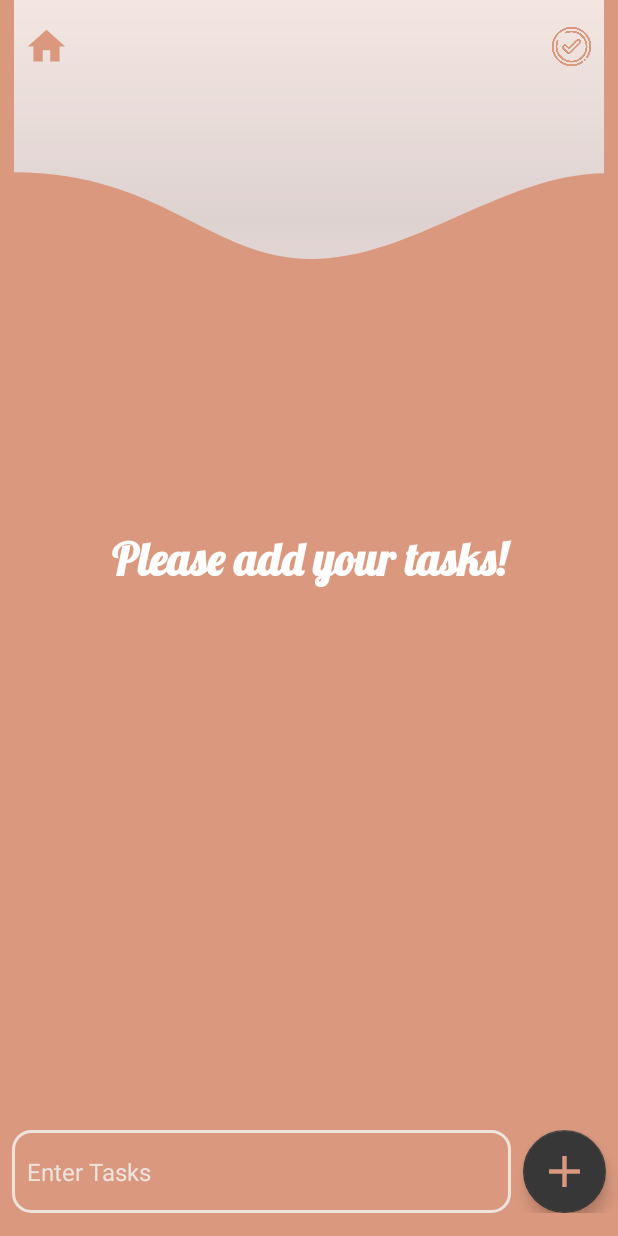
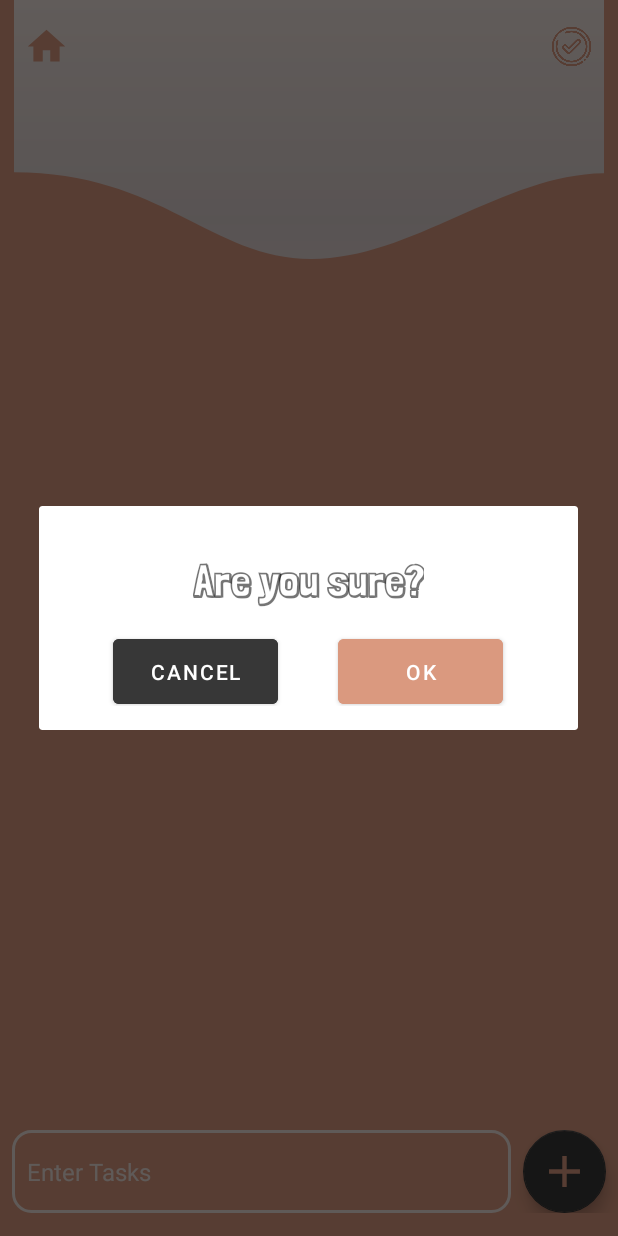
Before and after one commit to maha303/TaskTimer_Error404, an Android app: the GoalDetailsPage screen opened directly, with no data from a screen before it, after a tap on an icon or button, on a phone screen of 412 x 824 dp. Run offline under Robolectric (Android 15) with nearby library versions, the phone set to English and light mode, and no system bars; our stand-ins replace Room's generated code; libraries missing offline, so code that uses them is left out: it.xabaras.android; 5 statements that could not run were skipped; 1 other tap on this screen came first.

Commit message:
diolds page

```diff
--- a/app/src/main/java/com/example/tasktimer_error404/timer/TimerPage.kt
+++ b/app/src/main/java/com/example/tasktimer_error404/timer/TimerPage.kt
@@ -45,11 +45,13 @@ class TimerPage : AppCompatActivity() {
         binding.resetButton.setOnClickListener { resetTimer() }
         binding.completedButton.setOnClickListener {
             task_state = "true"
-            updateTimer()
+//            updateTimer()
+            stopTimer()
             finish()
         }
         binding.timerHome.setOnClickListener {
-            updateTimer()
+//            updateTimer()
+            stopTimer()
             val intent = Intent(this, GoalPage::class.java)
             startActivity(intent)
         }
--- /dev/null
+++ b/app/src/main/res/layout/dialog.xml
@@ -0,0 +1,75 @@
+<?xml version="1.0" encoding="utf-8"?>
+<androidx.constraintlayout.widget.ConstraintLayout xmlns:android="http://schemas.android.com/apk/res/android"
+    xmlns:app="http://schemas.android.com/apk/res-auto"
+    xmlns:tools="http://schemas.android.com/tools"
+    android:layout_width="match_parent"
+    android:layout_height="wrap_content"
+    >
+
+    <LinearLayout
+        android:layout_width="match_parent"
+        android:layout_height="match_parent"
+        android:layout_marginStart="16dp"
+        android:layout_marginTop="16dp"
+        android:layout_marginEnd="16dp"
+        android:layout_marginBottom="16dp"
+        android:gravity="center"
+        android:orientation="vertical"
+        app:layout_constraintBottom_toBottomOf="parent"
+        app:layout_constraintEnd_toEndOf="parent"
+        app:layout_constraintStart_toStartOf="parent"
+        app:layout_constraintTop_toTopOf="parent">
+
+        <TextView
+            android:id="@+id/tv_title"
+            android:layout_width="wrap_content"
+            android:layout_height="wrap_content"
+            android:layout_marginTop="16dp"
+            android:fontFamily="@font/londrinashadow_regular"
+            android:text="Are you sure?"
+            android:textSize="30sp"
+            android:textStyle="bold" />
+
+
+        <LinearLayout
+            android:layout_width="match_parent"
+            android:layout_height="match_parent"
+            android:gravity="center"
+            android:orientation="horizontal">
+
+            <Button
+                android:id="@+id/cancel_Btn"
+                android:layout_width="110dp"
+                android:layout_height="55dp"
+                android:layout_marginLeft="20dp"
+                android:layout_marginTop="10dp"
+                android:layout_marginRight="20dp"
+                android:backgroundTint="#373737"
+                android:text="cancel"
+                android:textColor="#FFFFFF"
+                app:layout_constraintBottom_toBottomOf="parent"
+                app:layout_constraintEnd_toEndOf="parent"
+                app:layout_constraintStart_toStartOf="parent"
+                app:layout_constraintTop_toBottomOf="@+id/et_g_t_descriptions" />
+
+            <Button
+                android:id="@+id/ok_Btn"
+                android:layout_width="110dp"
+                android:layout_height="55dp"
+                android:layout_marginLeft="20dp"
+                android:layout_marginTop="10dp"
+                android:layout_marginRight="20dp"
+                android:backgroundTint="#DA997F"
+                android:text="ok"
+                android:textColor="#FFFFFF"
+                app:layout_constraintBottom_toBottomOf="parent"
+                app:layout_constraintEnd_toEndOf="parent"
+                app:layout_constraintStart_toStartOf="parent"
+                app:layout_constraintTop_toBottomOf="@+id/et_g_t_descriptions" />
+
+
+        </LinearLayout>
+    </LinearLayout>
+
+
+</androidx.constraintlayout.widget.ConstraintLayout>
```
Also changed, not shown: app/src/main/java/com/example/tasktimer_error404/GoalDetailsPage.kt (+79 -31 lines), app/src/main/java/com/example/tasktimer_error404/GoalPage.kt (+55 -29 lines), app/src/main/res/layout/alartdialog.xml (added, +98 -0 lines), app/src/main/res/layout/edit_alartdialog.xml (added, +86 -0 lines).
